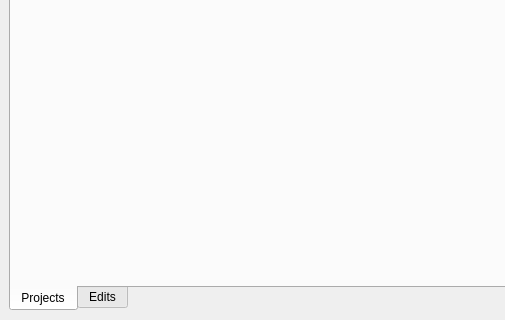
Old version of the form src/_res/client/client.ui in the repository IDragonfire/modular-client; both pictures show x 0 to 505 and y 280 to 600 of the 1024 by 600 pixel window.
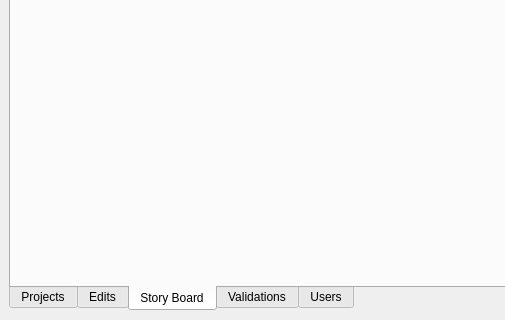
New version of the form. The open tabs and pages were chosen to show the change.

Diff of the .ui file:
```diff
--- a/src/_res/client/client.ui
+++ b/src/_res/client/client.ui
@@ -103,6 +103,36 @@
         </property>
        </layout>
       </widget>
+      <widget class="QWidget" name="storyboardTab">
+       <attribute name="title">
+        <string>Story Board</string>
+       </attribute>
+       <layout class="QGridLayout" name="gridLayout_5">
+        <property name="margin">
+         <number>6</number>
+        </property>
+       </layout>
+      </widget>
+      <widget class="QWidget" name="validationsTab">
+       <attribute name="title">
+        <string>Validations</string>
+       </attribute>
+       <layout class="QGridLayout" name="gridLayout_2">
+        <property name="margin">
+         <number>6</number>
+        </property>
+       </layout>
+      </widget>
+      <widget class="QWidget" name="usersTab">
+       <attribute name="title">
+        <string>Users</string>
+       </attribute>
+       <layout class="QGridLayout" name="gridLayout_6">
+        <property name="margin">
+         <number>6</number>
+        </property>
+       </layout>
+      </widget>
      </widget>
     </item>
    </layout>
```
